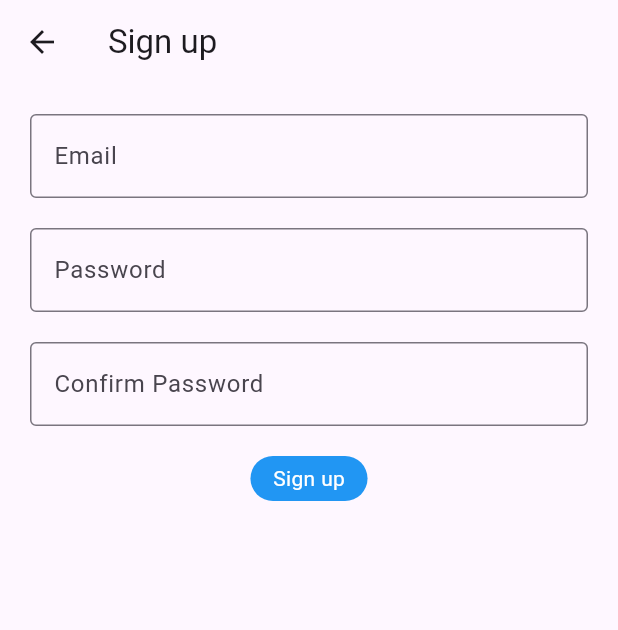
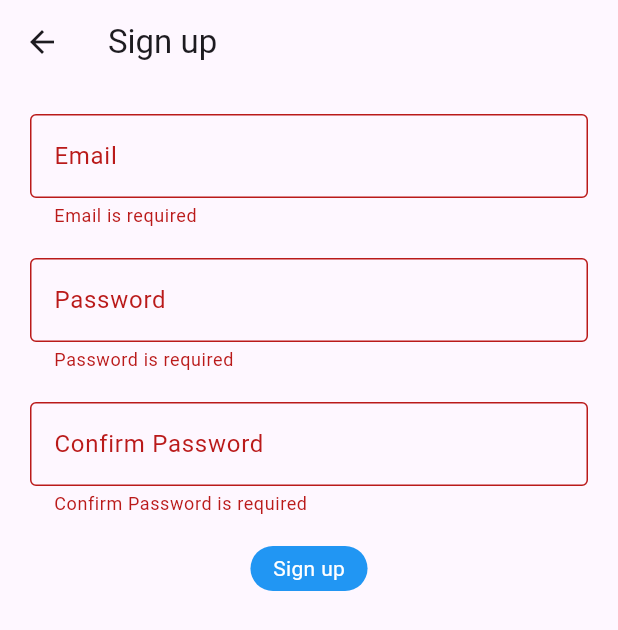
Before and after one commit to ravipoudel555/awt_flutter_class, a Flutter app: the RegistrationPage screen opened directly, after a tap on "Sign up", on a phone screen of 412 x 824 dp. Shown: the top 630 px of the screen. Run offline on Flutter 3.47's test engine with Material 3 defaults, Android fonts, the phone set to English and light mode, and no system bars; our stand-ins replace dio.

Commit message:
feat: add exception handling for register & add snackbar to display registration message

```diff
--- /dev/null
+++ b/lib/features/auth/services/login_service.dart
@@ -0,0 +1,22 @@
+import 'package:dio/dio.dart';
+
+class LoginService {
+  Future<String> register({
+    required String email,
+    required String password,
+  }) async {
+    try {
+      final response = await Dio().post(
+        'https://punchywood-us.backendless.app/api/users/register',
+        data: {'email': email, 'password': password},
+      );
+
+      if (response.statusCode == 200) {
+        return 'Registration successful';
+      }
+      return 'Registration failed';
+    } on DioException catch (e) {
+      return e.response?.data['message'] ?? 'Registration failed';
+    }
+  }
+}
--- a/lib/features/auth/views/registration_page.dart
+++ b/lib/features/auth/views/registration_page.dart
@@ -1,4 +1,5 @@
 import 'package:awt_lab/core/widgets/buttons.dart';
+import 'package:awt_lab/features/auth/services/login_service.dart';
 import 'package:flutter/material.dart';
 
 class RegistrationPage extends StatefulWidget {
@@ -13,6 +14,10 @@ class _RegistrationPageState extends State<RegistrationPage> {
   final _emailController = TextEditingController();
   final _passwordController = TextEditingController();
   final _confirmPasswordController = TextEditingController();
+
+  final LoginService _loginService = LoginService();
+
+  bool isLoading = false;
   @override
   Widget build(BuildContext context) {
     return Scaffold(
@@ -21,6 +26,9 @@ class _RegistrationPageState extends State<RegistrationPage> {
       body: Padding(
         padding: const EdgeInsets.all(20.0),
         child: SingleChildScrollView(
+          child: Form(
+            key: _formKey,
+            autovalidateMode: AutovalidateMode.onUserInteraction,
             child: Column(
               spacing: 20,
               children: [
@@ -71,18 +79,39 @@ class _RegistrationPageState extends State<RegistrationPage> {
                   },
                 ),
 
-              CustomButton(
+                isLoading
+                    ? CircularProgressIndicator()
+                    : CustomButton(
                       title: 'Sign up',
-                onTap: () {
+                      onTap: () async {
+                        if (_formKey.currentState?.validate() == true) {
+                          setState(() {
+                            isLoading = true;
+                          });
+                          final message = await _loginService.register(
+                            email: _emailController.text,
+                            password: _passwordController.text,
+                          );
 
+                          //checking to see if the current context(widget/page) exists in the RAM
+                          if (context.mounted) {
+                            // Display snackbar to show registration success or failure message
+                            ScaffoldMessenger.of(
+                              context,
+                            ).showSnackBar(SnackBar(content: Text(message)));
+                          }
 
-                  print('Sign up Tapped');
+                          setState(() {
+                            isLoading = false;
+                          });
+                        }
                       },
                     ),
               ],
             ),
           ),
         ),
+      ),
     );
   }
 }
--- a/pubspec.yaml
+++ b/pubspec.yaml
@@ -34,6 +34,7 @@ dependencies:
   # The following adds the Cupertino Icons font to your application.
   # Use with the CupertinoIcons class for iOS style icons.
   cupertino_icons: ^1.0.8
+  dio: ^5.8.0+1
 
 dev_dependencies:
   flutter_test:
```
Also changed, not shown: pubspec.lock. Lines whose indentation alone changed are shown as unchanged.
